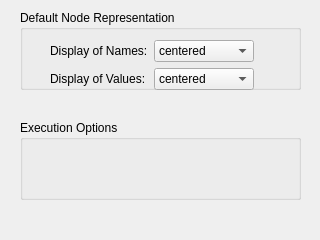
Qt form src/Interface/ConfigureDefaultProperties.ui (KDE/rocs) before a commit.
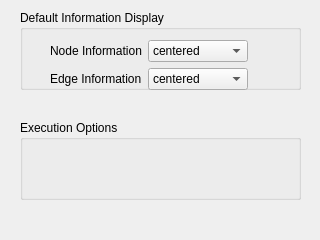
The same form after that commit.

Commit message: setup display of node data by global config

The edit to the form file:
```diff
--- a/src/Interface/ConfigureDefaultProperties.ui
+++ b/src/Interface/ConfigureDefaultProperties.ui
@@ -23,7 +23,7 @@
     </rect>
    </property>
    <property name="title">
-    <string>Default Node Representation</string>
+    <string>Default Information Display</string>
    </property>
    <widget class="QWidget" name="formLayoutWidget">
     <property name="geometry">
@@ -44,14 +44,14 @@
      <item row="0" column="0">
       <widget class="QLabel" name="label">
        <property name="text">
-        <string>Display of Names:</string>
+        <string>Node Information</string>
        </property>
       </widget>
      </item>
      <item row="1" column="0">
       <widget class="QLabel" name="label_2">
        <property name="text">
-        <string>Display of Values:</string>
+        <string>Edge Information</string>
        </property>
       </widget>
      </item>
```
Left out of the diff: 24 changed lines with no effect on the pictures. The commit also changes 7 other files.
